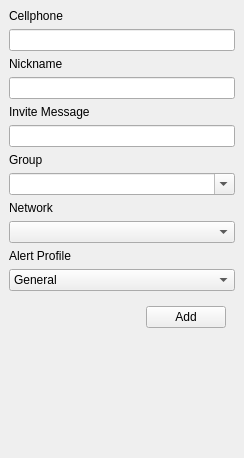
marcbowes/mxitc, file src/gui/dock_widgets/add_contact.ui: the form before one commit.
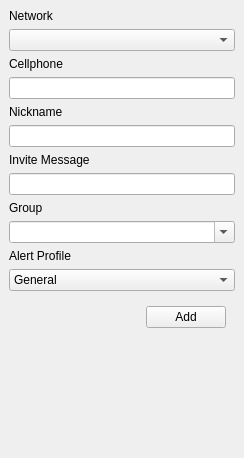
The form after the commit.

Diff of the .ui file:
```diff
--- a/src/gui/dock_widgets/add_contact.ui
+++ b/src/gui/dock_widgets/add_contact.ui
@@ -15,6 +15,16 @@
   </property>
   <widget class="QWidget" name="dockWidgetContents">
    <layout class="QVBoxLayout" name="verticalLayout">
+    <item>
+     <widget class="QLabel" name="label">
+      <property name="text">
+       <string>Network</string>
+      </property>
+     </widget>
+    </item>
+    <item>
+     <widget class="QComboBox" name="networkComboBox"/>
+    </item>
     <item>
      <widget class="QLabel" name="addressLabel">
       <property name="text">
@@ -59,16 +69,6 @@
       </property>
      </widget>
     </item>
-    <item>
-     <widget class="QLabel" name="label">
-      <property name="text">
-       <string>Network</string>
-      </property>
-     </widget>
-    </item>
-    <item>
-     <widget class="QComboBox" name="networkComboBox"/>
-    </item>
     <item>
      <widget class="QLabel" name="label_3">
       <property name="text">
```
